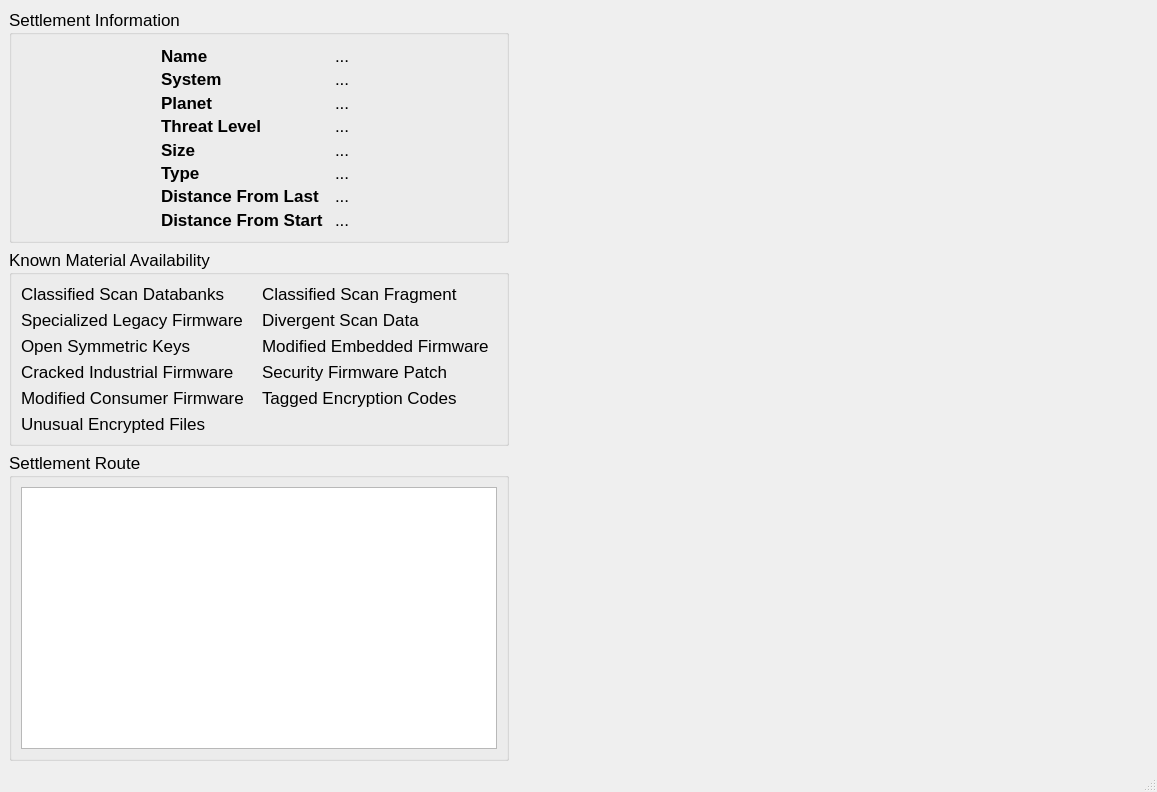
The window that src/RouteViewer.ui (neotron/EDPathFinder) describes before a commit, drawn with Qt 5.
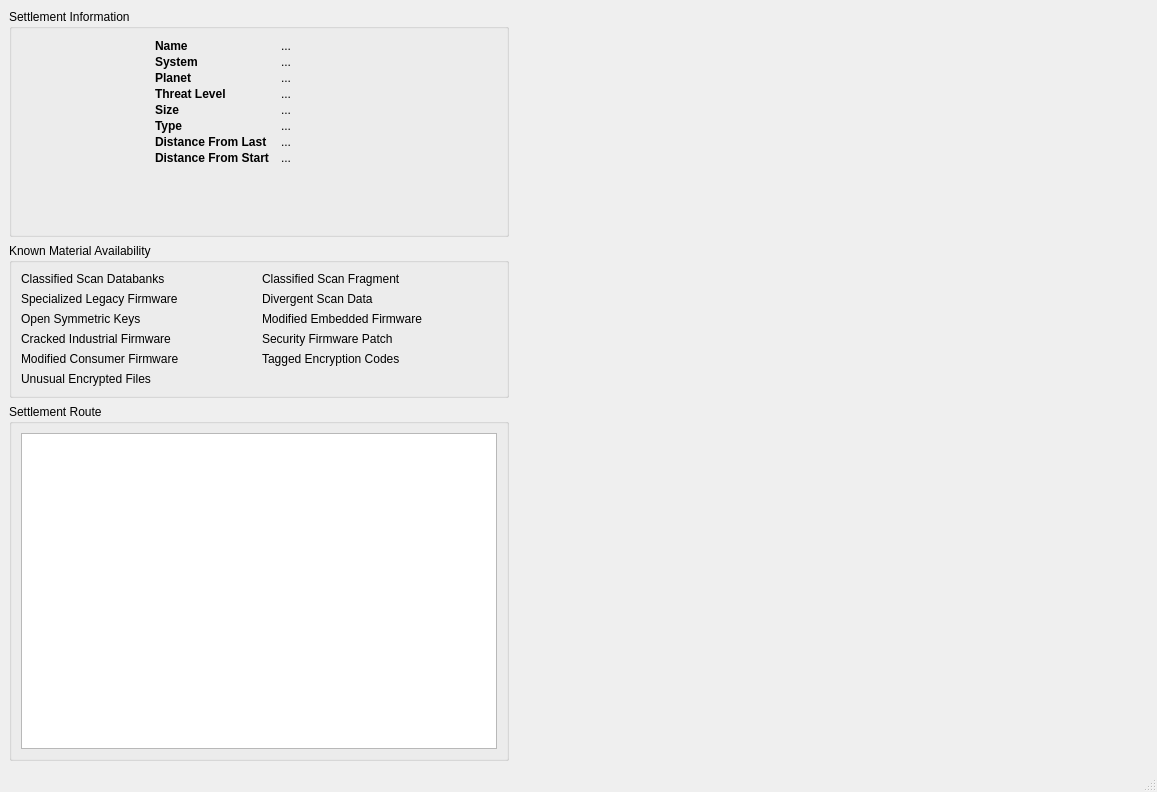
The same window after the commit. Icons and pictures are not drawn.

Commit message: Font fixes, and set bold on materials.

Diff of the .ui file:
```diff
--- a/src/RouteViewer.ui
+++ b/src/RouteViewer.ui
@@ -50,18 +50,46 @@
          </size>
         </property>
         <property name="font">
-         <font>
-          <pointsize>13</pointsize>
-         </font>
+         <font/>
         </property>
         <property name="title">
          <string>Settlement Information</string>
         </property>
-        <layout class="QGridLayout" name="gridLayout_3">
-         <property name="horizontalSpacing">
-          <number>12</number>
-         </property>
-         <item row="0" column="1" rowspan="2">
+        <layout class="QGridLayout" name="gridLayout_2">
+         <item row="0" column="0">
+          <widget class="QLabel" name="settlementIcon">
+           <property name="sizePolicy">
+            <sizepolicy hsizetype="Fixed" vsizetype="Minimum">
+             <horstretch>0</horstretch>
+             <verstretch>1</verstretch>
+            </sizepolicy>
+           </property>
+           <property name="minimumSize">
+            <size>
+             <width>128</width>
+             <height>128</height>
+            </size>
+           </property>
+           <property name="maximumSize">
+            <size>
+             <width>128</width>
+             <height>128</height>
+            </size>
+           </property>
+           <property name="font">
+            <font>
+             <pointsize>13</pointsize>
+            </font>
+           </property>
+           <property name="text">
+            <string/>
+           </property>
+           <property name="pixmap">
+            <pixmap resource="../resources/resources.qrc">:/noimage.png</pixmap>
+           </property>
+          </widget>
+         </item>
+         <item row="0" column="1">
           <layout class="QGridLayout" name="gridLayout">
            <property name="horizontalSpacing">
             <number>12</number>
@@ -79,7 +107,6 @@
              </property>
              <property name="font">
               <font>
-               <pointsize>13</pointsize>
                <weight>75</weight>
                <bold>true</bold>
               </font>
@@ -98,9 +125,7 @@
               </sizepolicy>
              </property>
              <property name="font">
-              <font>
-               <pointsize>13</pointsize>
-              </font>
+              <font/>
              </property>
              <property name="text">
               <string>...</string>
@@ -117,7 +142,6 @@
              </property>
              <property name="font">
               <font>
-               <pointsize>13</pointsize>
                <weight>75</weight>
                <bold>true</bold>
               </font>
@@ -136,9 +160,7 @@
               </sizepolicy>
              </property>
              <property name="font">
-              <font>
-               <pointsize>13</pointsize>
-              </font>
+              <font/>
              </property>
              <property name="text">
               <string>...</string>
@@ -155,7 +177,6 @@
              </property>
              <property name="font">
               <font>
-               <pointsize>13</pointsize>
                <weight>75</weight>
                <bold>true</bold>
               </font>
@@ -174,9 +195,7 @@
               </sizepolicy>
              </property>
              <property name="font">
-              <font>
-               <pointsize>13</pointsize>
-              </font>
+              <font/>
              </property>
              <property name="text">
               <string>...</string>
@@ -193,7 +212,6 @@
              </property>
              <property name="font">
               <font>
-               <pointsize>13</pointsize>
                <weight>75</weight>
                <bold>true</bold>
               </font>
@@ -212,9 +230,7 @@
               </sizepolicy>
              </property>
              <property name="font">
-              <font>
-               <pointsize>13</pointsize>
-              </font>
+              <font/>
              </property>
              <property name="text">
               <string>...</string>
@@ -231,7 +247,6 @@
              </property>
              <property name="font">
               <font>
-               <pointsize>13</pointsize>
                <weight>75</weight>
                <bold>true</bold>
               </font>
@@ -250,9 +265,7 @@
               </sizepolicy>
              </property>
              <property name="font">
-              <font>
-               <pointsize>13</pointsize>
-              </font>
+              <font/>
              </property>
              <property name="text">
               <string>...</string>
@@ -269,7 +282,6 @@
              </property>
              <property name="font">
               <font>
-               <pointsize>13</pointsize>
                <weight>75</weight>
                <bold>true</bold>
               </font>
@@ -288,9 +300,7 @@
               </sizepolicy>
              </property>
              <property name="font">
-              <font>
-               <pointsize>13</pointsize>
-              </font>
+              <font/>
              </property>
              <property name="text">
               <string>...</string>
@@ -307,7 +317,6 @@
              </property>
              <property name="font">
               <font>
-               <pointsize>13</pointsize>
                <weight>75</weight>
                <bold>true</bold>
               </font>
@@ -326,9 +335,7 @@
               </sizepolicy>
              </property>
              <property name="font">
-              <font>
-               <pointsize>13</pointsize>
-              </font>
+              <font/>
              </property>
              <property name="text">
               <string>...</string>
@@ -345,7 +352,6 @@
              </property>
              <property name="font">
               <font>
-               <pointsize>13</pointsize>
                <weight>75</weight>
                <bold>true</bold>
               </font>
@@ -364,9 +370,7 @@
               </sizepolicy>
              </property>
              <property name="font">
-              <font>
-               <pointsize>13</pointsize>
-              </font>
+              <font/>
              </property>
              <property name="text">
               <string>...</string>
@@ -388,39 +392,6 @@
            </property>
           </spacer>
          </item>
-         <item row="0" column="0">
-          <widget class="QLabel" name="settlementIcon">
-           <property name="sizePolicy">
-            <sizepolicy hsizetype="Fixed" vsizetype="Minimum">
-             <horstretch>0</horstretch>
-             <verstretch>1</verstretch>
-            </sizepolicy>
-           </property>
-           <property name="minimumSize">
-            <size>
-             <width>128</width>
-             <height>128</height>
-            </size>
-           </property>
-           <property name="maximumSize">
-            <size>
-             <width>128</width>
-             <height>128</height>
-            </size>
-           </property>
-           <property name="font">
-            <font>
-             <pointsize>13</pointsize>
-            </font>
-           </property>
-           <property name="text">
-            <string/>
-           </property>
-           <property name="pixmap">
-            <pixmap resource="../resources/resources.qrc">:/noimage.png</pixmap>
-           </property>
-          </widget>
-         </item>
         </layout>
        </widget>
       </item>
@@ -439,9 +410,7 @@
          </size>
         </property>
         <property name="font">
-         <font>
-          <pointsize>13</pointsize>
-         </font>
+         <font/>
         </property>
         <property name="title">
          <string>Known Material Availability</string>
@@ -452,9 +421,7 @@
            <item row="5" column="0">
             <widget class="QLabel" name="uef">
              <property name="font">
-              <font>
-               <pointsize>13</pointsize>
-              </font>
+              <font/>
              </property>
              <property name="text">
               <string>Unusual Encrypted Files</string>
@@ -464,9 +431,7 @@
            <item row="4" column="1">
             <widget class="QLabel" name="tec">
              <property name="font">
-              <font>
-               <pointsize>13</pointsize>
-              </font>
+              <font/>
              </property>
              <property name="text">
               <string>Tagged Encryption Codes</string>
@@ -476,9 +441,7 @@
            <item row="4" column="0">
             <widget class="QLabel" name="mcf">
              <property name="font">
-              <font>
-               <pointsize>13</pointsize>
-              </font>
+              <font/>
              </property>
              <property name="text">
               <string>Modified Consumer Firmware</string>
@@ -488,9 +451,7 @@
            <item row="3" column="1">
             <widget class="QLabel" name="sfp">
              <property name="font">
-              <font>
-               <pointsize>13</pointsize>
-              </font>
+              <font/>
              </property>
              <property name="text">
               <string>Security Firmware Patch</string>
@@ -500,9 +461,7 @@
            <item row="3" column="0">
             <widget class="QLabel" name="cif">
              <property name="font">
-              <font>
-               <pointsize>13</pointsize>
-              </font>
+              <font/>
              </property>
              <property name="text">
               <string>Cracked Industrial Firmware</string>
@@ -512,9 +471,7 @@
            <item row="2" column="1">
             <widget class="QLabel" name="mef">
              <property name="font">
-              <font>
-               <pointsize>13</pointsize>
-              </font>
+              <font/>
              </property>
              <property name="text">
               <string>Modified Embedded Firmware</string>
@@ -524,9 +481,7 @@
            <item row="0" column="0">
             <widget class="QLabel" name="csd">
              <property name="font">
-              <font>
-               <pointsize>13</pointsize>
-              </font>
+              <font/>
              </property>
              <property name="text">
               <string>Classified Scan Databanks</string>
@@ -536,9 +491,7 @@
            <item row="1" column="0">
             <widget class="QLabel" name="slf">
              <property name="font">
-              <font>
-               <pointsize>13</pointsize>
-              </font>
+              <font/>
              </property>
              <property name="text">
               <string>Specialized Legacy Firmware</string>
@@ -548,9 +501,7 @@
            <item row="1" column="1">
             <widget class="QLabel" name="dsd">
              <property name="font">
-              <font>
-               <pointsize>13</pointsize>
-              </font>
+              <font/>
              </property>
              <property name="text">
               <string>Divergent Scan Data</string>
@@ -563,9 +514,7 @@
               <bool>true</bool>
              </property>
              <property name="font">
-              <font>
-               <pointsize>13</pointsize>
-              </font>
+              <font/>
              </property>
              <property name="text">
               <string>Classified Scan Fragment</string>
@@ -575,9 +524,7 @@
            <item row="2" column="0">
             <widget class="QLabel" name="osk">
              <property name="font">
-              <font>
-               <pointsize>13</pointsize>
-              </font>
+              <font/>
              </property>
              <property name="text">
               <string>Open Symmetric Keys</string>
@@ -594,7 +541,7 @@
         <property name="sizePolicy">
          <sizepolicy hsizetype="Preferred" vsizetype="MinimumExpanding">
           <horstretch>0</horstretch>
-          <verstretch>0</verstretch>
+          <verstretch>100</verstretch>
          </sizepolicy>
         </property>
         <property name="minimumSize">
@@ -604,9 +551,7 @@
          </size>
         </property>
         <property name="font">
-         <font>
-          <pointsize>13</pointsize>
-         </font>
+         <font/>
         </property>
         <property name="title">
          <string>Settlement Route</string>
@@ -627,9 +572,6 @@
             </size>
            </property>
            <property name="font">
-            <font>
-             <pointsize>12</pointsize>
-            </font>
            </property>
            <property name="alternatingRowColors">
             <bool>true</bool>
```
Left out of the diff: 2 changed lines with no effect on the pictures. The commit also changes 1 other file.
